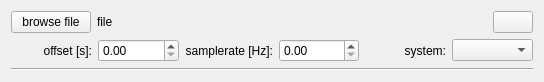
ped-dyn-emp/PeTrack, file ui/moCapSelectionWidget.ui: the form before one commit.
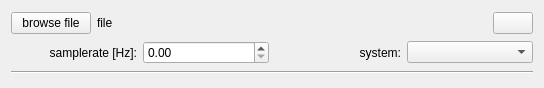
The form after the commit.

Commit message: Add new menu "Edit MoCap Settings" for easier editing of time offset

The edit to the form file:
```diff
--- a/ui/moCapSelectionWidget.ui
+++ b/ui/moCapSelectionWidget.ui
@@ -7,7 +7,7 @@
     <x>0</x>
     <y>0</y>
     <width>544</width>
-    <height>80</height>
+    <height>88</height>
    </rect>
   </property>
   <property name="windowTitle">
@@ -50,19 +50,6 @@
    </item>
    <item>
     <layout class="QHBoxLayout" name="horizontalLayout">
-     <item>
-      <widget class="QLabel" name="label_2">
-       <property name="text">
-        <string>offset [s]:</string>
-       </property>
-       <property name="alignment">
-        <set>Qt::AlignRight|Qt::AlignTrailing|Qt::AlignVCenter</set>
-       </property>
-      </widget>
-     </item>
-     <item>
-      <widget class="QDoubleSpinBox" name="offSetSpinBox"/>
-     </item>
      <item>
       <widget class="QLabel" name="label">
        <property name="text">
```
The commit also changes 17 other files.
